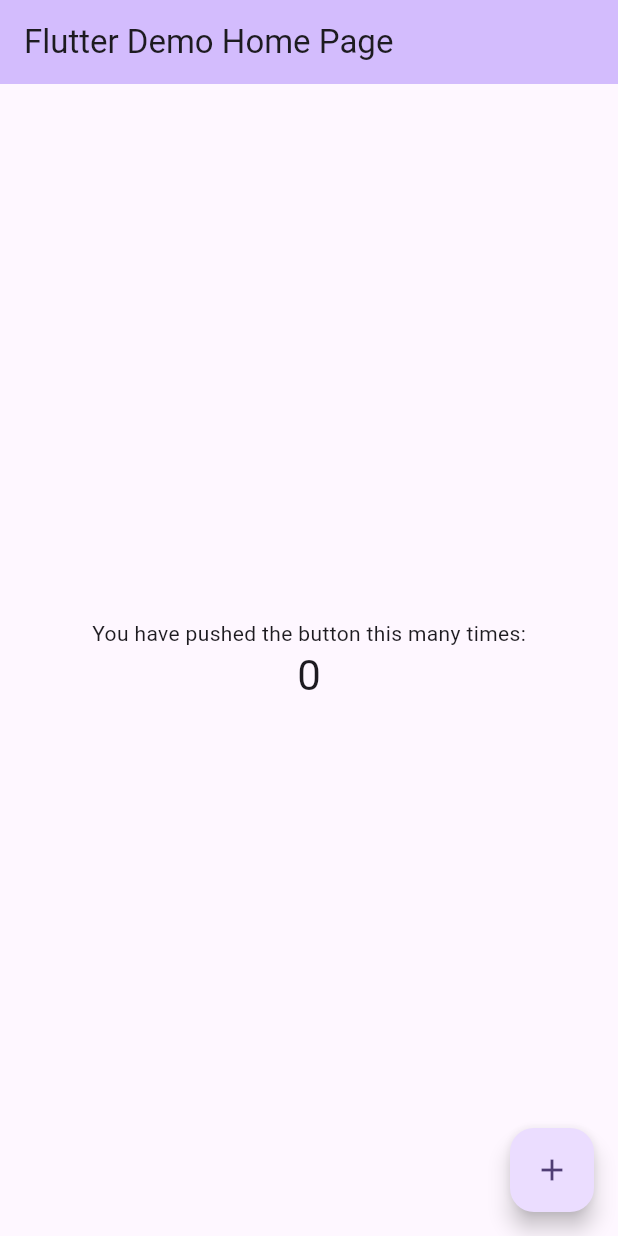
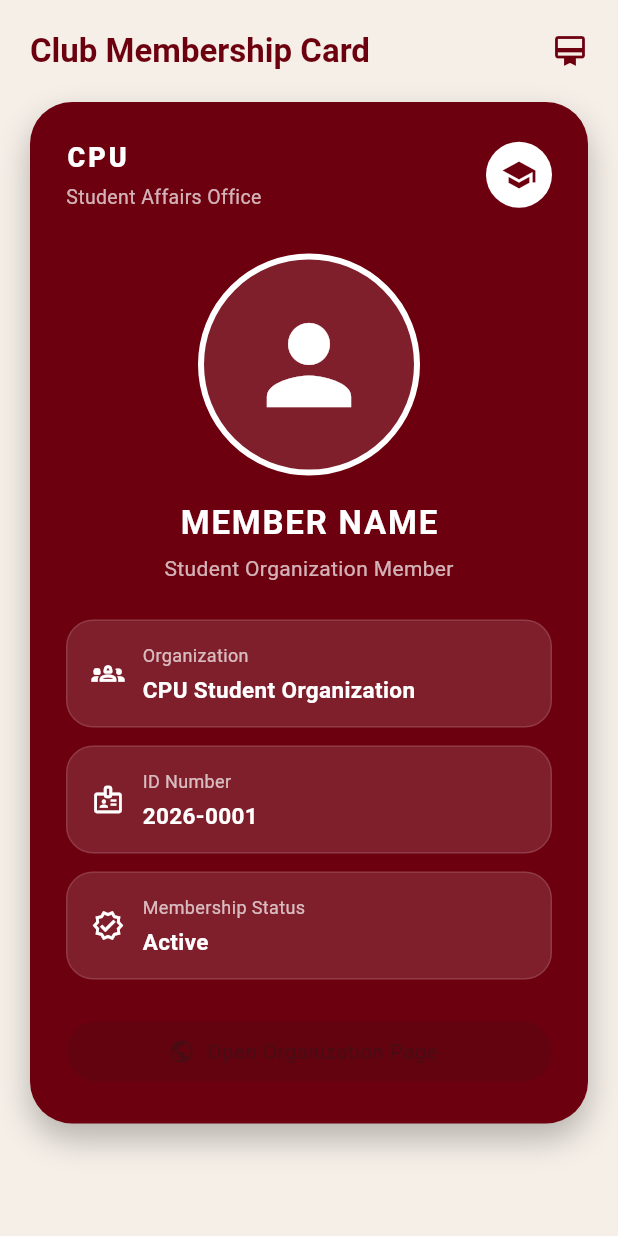
Before and after one commit to swcidd/Sanol_SherwinSid_Lab5, a Flutter app: the screen it shows after launch, on a phone screen of 412 x 824 dp. Run offline on Flutter 3.47's test engine with Material 3 defaults, Android fonts, the phone set to English and light mode, and no system bars.

Commit message:
feat: replace counter app with membership card scaffold

```diff
--- a/lib/main.dart
+++ b/lib/main.dart
@@ -11,112 +11,242 @@ class MyApp extends StatelessWidget {
   @override
   Widget build(BuildContext context) {
     return MaterialApp(
-      title: 'Flutter Demo',
+      title: 'Club Membership Card',
+      debugShowCheckedModeBanner: false,
       theme: ThemeData(
-        // This is the theme of your application.
-        //
-        // TRY THIS: Try running your application with "flutter run". You'll see
-        // the application has a purple toolbar. Then, without quitting the app,
-        // try changing the seedColor in the colorScheme below to Colors.green
-        // and then invoke "hot reload" (save your changes or press the "hot
-        // reload" button in a Flutter-supported IDE, or press "r" if you used
-        // the command line to start the app).
-        //
-        // Notice that the counter didn't reset back to zero; the application
-        // state is not lost during the reload. To reset the state, use hot
-        // restart instead.
-        //
-        // This works for code too, not just values: Most code changes can be
-        // tested with just a hot reload.
-        colorScheme: .fromSeed(seedColor: Colors.deepPurple),
+        colorScheme: ColorScheme.fromSeed(seedColor: const Color(0xFF6D000F)),
+        useMaterial3: true,
+        scaffoldBackgroundColor: const Color(0xFFF5EFE8),
       ),
-      home: const MyHomePage(title: 'Flutter Demo Home Page'),
+      home: const MembershipCardScreen(),
     );
   }
 }
 
-class MyHomePage extends StatefulWidget {
-  const MyHomePage({super.key, required this.title});
-
-  // This widget is the home page of your application. It is stateful, meaning
-  // that it has a State object (defined below) that contains fields that affect
-  // how it looks.
-
-  // This class is the configuration for the state. It holds the values (in this
-  // case the title) provided by the parent (in this case the App widget) and
-  // used by the build method of the State. Fields in a Widget subclass are
-  // always marked "final".
-
-  final String title;
-
-  @override
-  State<MyHomePage> createState() => _MyHomePageState();
-}
-
-class _MyHomePageState extends State<MyHomePage> {
-  int _counter = 0;
-
-  void _incrementCounter() {
-    setState(() {
-      // This call to setState tells the Flutter framework that something has
-      // changed in this State, which causes it to rerun the build method below
-      // so that the display can reflect the updated values. If we changed
-      // _counter without calling setState(), then the build method would not be
-      // called again, and so nothing would appear to happen.
-      _counter++;
-    });
-  }
+class MembershipCardScreen extends StatelessWidget {
+  const MembershipCardScreen({super.key});
 
   @override
   Widget build(BuildContext context) {
-    // This method is rerun every time setState is called, for instance as done
-    // by the _incrementCounter method above.
-    //
-    // The Flutter framework has been optimized to make rerunning build methods
-    // fast, so that you can just rebuild anything that needs updating rather
-    // than having to individually change instances of widgets.
+    final theme = Theme.of(context);
+
     return Scaffold(
-      appBar: AppBar(
-        // TRY THIS: Try changing the color here to a specific color (to
-        // Colors.amber, perhaps?) and trigger a hot reload to see the AppBar
-        // change color while the other colors stay the same.
-        backgroundColor: Theme.of(context).colorScheme.inversePrimary,
-        // Here we take the value from the MyHomePage object that was created by
-        // the App.build method, and use it to set our appbar title.
-        title: Text(widget.title),
+      body: SafeArea(
+        child: SingleChildScrollView(
+          padding: const EdgeInsets.all(20),
+          child: Column(
+            crossAxisAlignment: CrossAxisAlignment.stretch,
+            children: [
+              _TopBar(theme: theme),
+              const SizedBox(height: 20),
+              Center(
+                child: Container(
+                  width: double.infinity,
+                  constraints: const BoxConstraints(maxWidth: 560),
+                  padding: const EdgeInsets.all(24),
+                  decoration: BoxDecoration(
+                    color: const Color(0xFF6D000F),
+                    borderRadius: BorderRadius.circular(28),
+                    boxShadow: const [
+                      BoxShadow(
+                        color: Colors.black26,
+                        blurRadius: 18,
+                        offset: Offset(0, 10),
                       ),
-      body: Center(
-        // Center is a layout widget. It takes a single child and positions it
-        // in the middle of the parent.
+                    ],
+                  ),
                   child: Column(
-          // Column is also a layout widget. It takes a list of children and
-          // arranges them vertically. By default, it sizes itself to fit its
-          // children horizontally, and tries to be as tall as its parent.
-          //
-          // Column has various properties to control how it sizes itself and
-          // how it positions its children. Here we use mainAxisAlignment to
-          // center the children vertically; the main axis here is the vertical
-          // axis because Columns are vertical (the cross axis would be
-          // horizontal).
-          //
-          // TRY THIS: Invoke "debug painting" (choose the "Toggle Debug Paint"
-          // action in the IDE, or press "p" in the console), to see the
-          // wireframe for each widget.
-          mainAxisAlignment: .center,
+                    crossAxisAlignment: CrossAxisAlignment.start,
+                    mainAxisSize: MainAxisSize.min,
                     children: [
-            const Text('You have pushed the button this many times:'),
+                      const _CardHeader(),
+                      const SizedBox(height: 28),
+                      Center(
+                        child: Container(
+                          width: 148,
+                          height: 148,
+                          decoration: BoxDecoration(
+                            color: Colors.white.withOpacity(0.12),
+                            shape: BoxShape.circle,
+                            border: Border.all(color: Colors.white, width: 4),
+                          ),
+                          child: const Icon(
+                            Icons.person,
+                            size: 84,
+                            color: Colors.white,
+                          ),
+                        ),
+                      ),
+                      const SizedBox(height: 18),
+                      Center(
+                        child: Column(
+                          children: [
                             Text(
-              '$_counter',
-              style: Theme.of(context).textTheme.headlineMedium,
+                              'MEMBER NAME',
+                              style: theme.textTheme.titleLarge?.copyWith(
+                                color: Colors.white,
+                                letterSpacing: 1.2,
+                                fontWeight: FontWeight.w700,
+                              ),
+                            ),
+                            const SizedBox(height: 6),
+                            Text(
+                              'Student Organization Member',
+                              style: theme.textTheme.bodyMedium?.copyWith(
+                                color: Colors.white70,
+                              ),
                             ),
                           ],
                         ),
                       ),
-      floatingActionButton: FloatingActionButton(
-        onPressed: _incrementCounter,
-        tooltip: 'Increment',
-        child: const Icon(Icons.add),
+                      const SizedBox(height: 24),
+                      _InfoTile(
+                        label: 'Organization',
+                        value: 'CPU Student Organization',
+                        icon: Icons.groups_2_outlined,
+                      ),
+                      const SizedBox(height: 12),
+                      _InfoTile(
+                        label: 'ID Number',
+                        value: '2026-0001',
+                        icon: Icons.badge_outlined,
+                      ),
+                      const SizedBox(height: 12),
+                      _InfoTile(
+                        label: 'Membership Status',
+                        value: 'Active',
+                        icon: Icons.verified_outlined,
+                      ),
+                      const SizedBox(height: 24),
+                      SizedBox(
+                        width: double.infinity,
+                        child: FilledButton.icon(
+                          onPressed: null,
+                          icon: const Icon(Icons.public),
+                          label: const Text('Open Organization Page'),
+                        ),
+                      ),
+                    ],
+                  ),
+                ),
+              ),
+            ],
+          ),
+        ),
       ),
     );
   }
 }
+
+class _TopBar extends StatelessWidget {
+  const _TopBar({required this.theme});
+
+  final ThemeData theme;
+
+  @override
+  Widget build(BuildContext context) {
+    return Row(
+      mainAxisAlignment: MainAxisAlignment.spaceBetween,
+      children: [
+        Text(
+          'Club Membership Card',
+          style: theme.textTheme.titleLarge?.copyWith(
+            fontWeight: FontWeight.w700,
+            color: const Color(0xFF6D000F),
+          ),
+        ),
+        const Icon(Icons.card_membership, color: Color(0xFF6D000F)),
+      ],
+    );
+  }
+}
+
+class _CardHeader extends StatelessWidget {
+  const _CardHeader();
+
+  @override
+  Widget build(BuildContext context) {
+    return Row(
+      mainAxisAlignment: MainAxisAlignment.spaceBetween,
+      children: [
+        Column(
+          crossAxisAlignment: CrossAxisAlignment.start,
+          children: const [
+            Text(
+              'CPU',
+              style: TextStyle(
+                color: Colors.white,
+                fontSize: 18,
+                fontWeight: FontWeight.w800,
+                letterSpacing: 2,
+              ),
+            ),
+            SizedBox(height: 4),
+            Text(
+              'Student Affairs Office',
+              style: TextStyle(color: Colors.white70, fontSize: 13),
+            ),
+          ],
+        ),
+        const CircleAvatar(
+          radius: 22,
+          backgroundColor: Colors.white,
+          child: Icon(Icons.school, color: Color(0xFF6D000F)),
+        ),
+      ],
+    );
+  }
+}
+
+class _InfoTile extends StatelessWidget {
+  const _InfoTile({
+    required this.label,
+    required this.value,
+    required this.icon,
+  });
+
+  final String label;
+  final String value;
+  final IconData icon;
+
+  @override
+  Widget build(BuildContext context) {
+    return Container(
+      padding: const EdgeInsets.symmetric(horizontal: 16, vertical: 14),
+      decoration: BoxDecoration(
+        color: Colors.white.withOpacity(0.12),
+        borderRadius: BorderRadius.circular(18),
+        border: Border.all(color: Colors.white.withOpacity(0.12)),
+      ),
+      child: Row(
+        children: [
+          Icon(icon, color: Colors.white, size: 22),
+          const SizedBox(width: 12),
+          Expanded(
+            child: Column(
+              crossAxisAlignment: CrossAxisAlignment.start,
+              children: [
+                Text(
+                  label,
+                  style: const TextStyle(
+                    color: Colors.white70,
+                    fontSize: 12,
+                  ),
+                ),
+                const SizedBox(height: 4),
+                Text(
+                  value,
+                  style: const TextStyle(
+                    color: Colors.white,
+                    fontSize: 15,
+                    fontWeight: FontWeight.w600,
+                  ),
+                ),
+              ],
+            ),
+          ),
+        ],
+      ),
+    );
+  }
+}
```
Also changed, not shown: 1 other file. Lines whose indentation alone changed are shown as unchanged.
